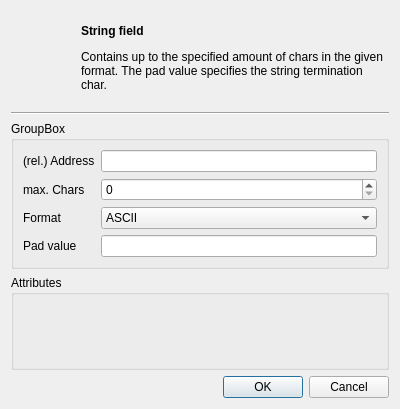
dmr-tools/anytone-emu, file src/stringfielddialog.ui: the form before one commit.
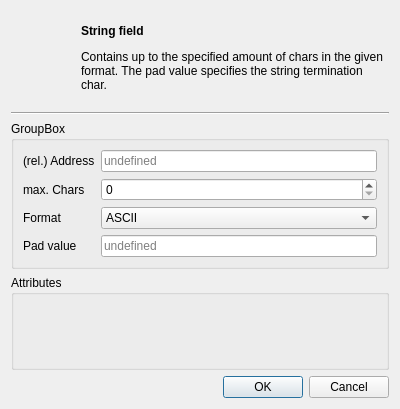
The form after the commit. Custom widgets are drawn as their Qt base class.

Commit message: Fixed ugly address line if undefined.

Patch:
```diff
--- a/src/stringfielddialog.ui
+++ b/src/stringfielddialog.ui
@@ -72,7 +72,11 @@
        </widget>
       </item>
       <item row="0" column="1">
-       <widget class="QLineEdit" name="address"/>
+       <widget class="QLineEdit" name="address">
+        <property name="placeholderText">
+         <string>undefined</string>
+        </property>
+       </widget>
       </item>
       <item row="1" column="0">
        <widget class="QLabel" name="label_4">
@@ -117,7 +121,11 @@
        </widget>
       </item>
       <item row="3" column="1">
-       <widget class="QLineEdit" name="padValue"/>
+       <widget class="QLineEdit" name="padValue">
+        <property name="placeholderText">
+         <string>undefined</string>
+        </property>
+       </widget>
       </item>
      </layout>
     </widget>
```
Left out of the diff: 6 changed lines with no effect on the pictures. The commit also changes 17 other files.
